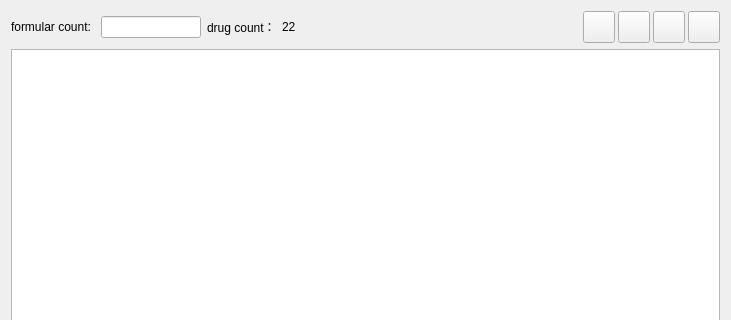
Qt form src/recordcard/formular/ui/formulartablebody.ui (LambolAlee/JiDe) before a commit; both pictures show x 0 to 731 and y 0 to 320 of the 731 by 553 pixel window.
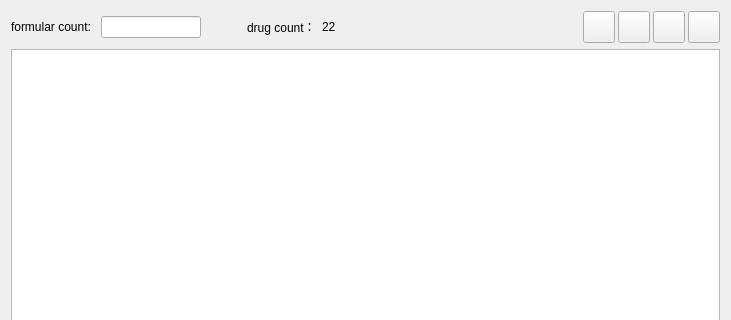
The same form after that commit. Icons and pictures are not drawn. Custom widgets are drawn as their Qt base class.

What changed in the file:
```diff
--- a/src/recordcard/formular/ui/formulartablebody.ui
+++ b/src/recordcard/formular/ui/formulartablebody.ui
@@ -49,6 +49,22 @@
        </item>
       </layout>
      </item>
+     <item>
+      <spacer name="horizontalSpacer">
+       <property name="orientation">
+        <enum>Qt::Horizontal</enum>
+       </property>
+       <property name="sizeType">
+        <enum>QSizePolicy::Minimum</enum>
+       </property>
+       <property name="sizeHint" stdset="0">
+        <size>
+         <width>40</width>
+         <height>20</height>
+        </size>
+       </property>
+      </spacer>
+     </item>
      <item>
       <layout class="QHBoxLayout" name="horizontalLayout_5">
        <item>
```
